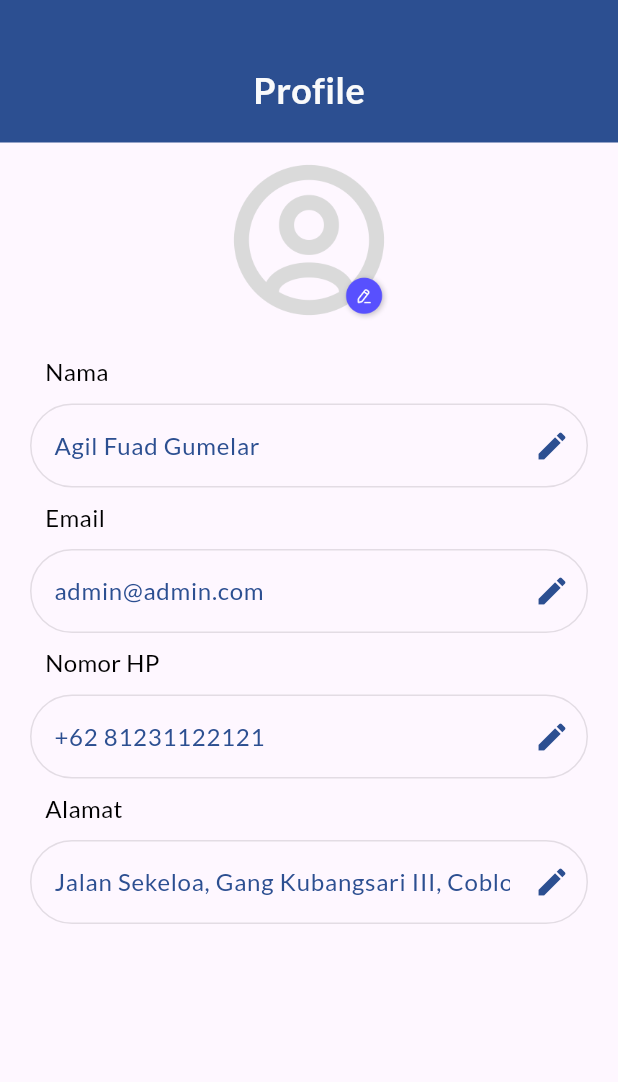
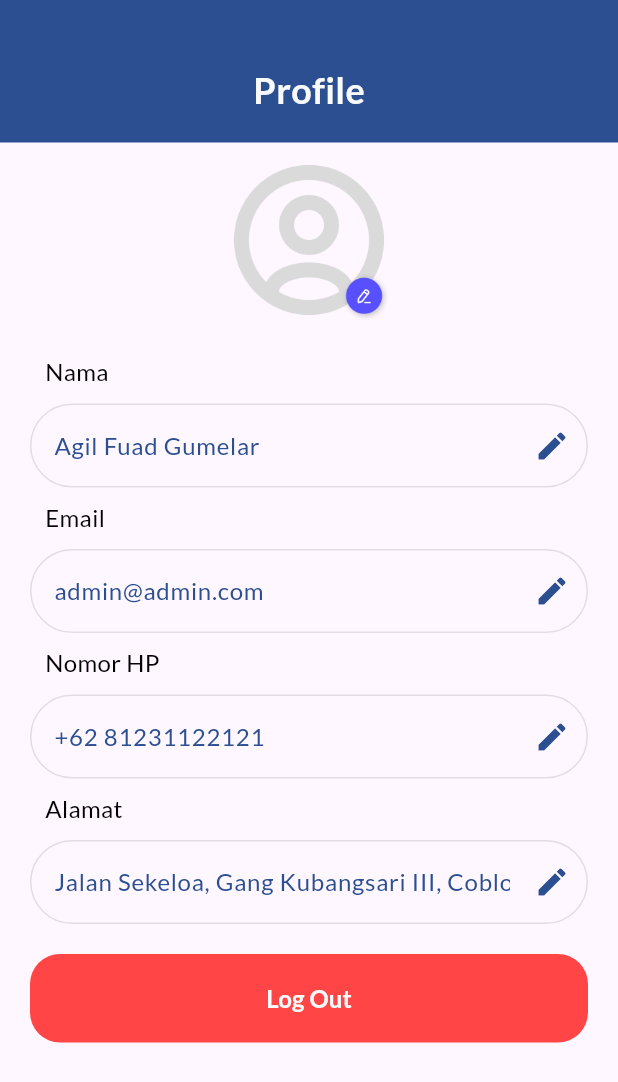
Before and after one commit to sulsul2/pasya, a Flutter app: the ProfilePage screen opened directly, on a phone screen of 412 x 824 dp. Shown: the top 1082 px of the screen. Run offline on Flutter 3.47's test engine with Material 3 defaults, Android fonts, the phone set to English and light mode, and no system bars; our stand-ins replace equatable, flutter_speed_dial, google_fonts; network calls fail.

Commit message:
edit profile

```diff
--- a/lib/ui/home/home_page.dart
+++ b/lib/ui/home/home_page.dart
@@ -97,7 +97,8 @@ class _HomePageState extends State<HomePage> {
                           width: 120,
                           height: 148,
                           name: market.name,
-                          photoUrl: market.image,
+                          photoUrl:
+                              'https://media.timeout.com/images/105263065/750/422/image.jpg',
                           onPressed: () => Navigator.push(
                             context,
                             MaterialPageRoute(
--- a/lib/ui/profile/profile_page.dart
+++ b/lib/ui/profile/profile_page.dart
@@ -1,4 +1,5 @@
 import 'package:flutter/material.dart';
+import 'package:pasya/theme.dart';
 import 'package:pasya/ui/widgets/form_input.dart';
 import 'package:pasya/ui/widgets/header.dart';
 
@@ -72,7 +73,37 @@ class ProfilePage extends StatelessWidget {
                   suffix: true,
                 ),
                 const SizedBox(
-                  height: 80,
+                  height: 20,
+                ),
+                TextButton(
+                    onPressed: () {
+                      Navigator.pushNamedAndRemoveUntil(
+                          context, '/login', (route) => false);
+                    },
+                    style: TextButton.styleFrom(
+                      backgroundColor: redColor,
+                      shape: RoundedRectangleBorder(
+                        borderRadius: BorderRadius.circular(20),
+                      ),
+                    ),
+                    child: Padding(
+                      padding: const EdgeInsets.symmetric(
+                          horizontal: 20, vertical: 10),
+                      child: Row(
+                        mainAxisAlignment: MainAxisAlignment.center,
+                        children: [
+                          Text(
+                            'Log Out',
+                            style: whiteText.copyWith(
+                              fontSize: 16,
+                              fontWeight: semibold,
+                            ),
+                          ),
+                        ],
+                      ),
+                    )),
+                const SizedBox(
+                  height: 96,
                 ),
               ],
             ),
```
